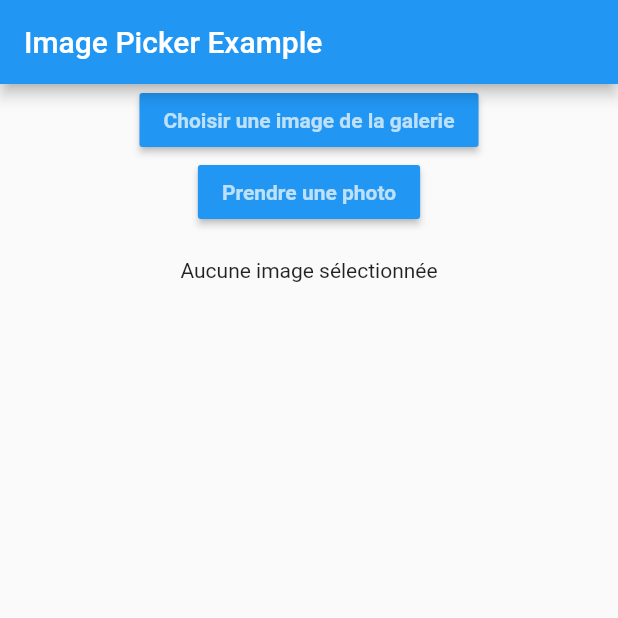
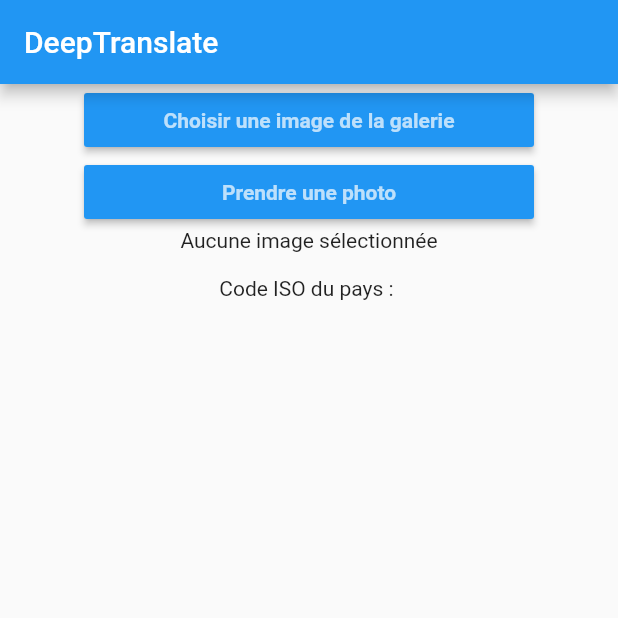
Before and after one commit to DisobeYCH/translate, a Flutter app: the screen it shows after launch, after a tap on "Choisir une image de la galerie", on a phone screen of 412 x 824 dp, the top half of it. Run offline on Flutter 3.47's test engine with Material 2 defaults, Android fonts, the phone set to English and light mode, and no system bars; our stand-ins replace geocoding, geolocator, image_picker, permission_handler; missing offline and left inert: google_ml_kit.

Commit message:
version stable GPS

```diff
--- a/translatev4/lib/main.dart
+++ b/translatev4/lib/main.dart
@@ -18,7 +18,7 @@
       theme: ThemeData(
         primarySwatch: Colors.blue,
       ),
-      home: const MyHomePage(title: 'Flutter Demo Home Page'),
+      home: const MyHomePage(title: 'DeepTranslate'),
     );
   }
 }
--- a/translatev4/lib/screens/home_page.dart
+++ b/translatev4/lib/screens/home_page.dart
@@ -2,11 +2,10 @@
 
 import 'package:flutter/material.dart';
 import 'package:flutter/services.dart';
-import 'package:image_picker/image_picker.dart';
 import 'package:google_ml_kit/google_ml_kit.dart';
 import 'package:translatev4/services/translation_service.dart';
-import 'package:country_codes/country_codes.dart';
-
+import 'package:translatev4/services/location_service.dart';
+import 'package:translatev4/services/image_picker_service.dart';
 
 class MyHomePage extends StatefulWidget {
   const MyHomePage({Key? key, required this.title}) : super(key: key);
@@ -17,41 +16,18 @@
 }
 
 class _MyHomePageState extends State<MyHomePage> {
-
-
-
   File? image;
   String textResult = '';
-  String translatedText = ''; // Nouvelle variable pour le texte traduit
+  String translatedText = '';
   TextRecognizer textDetector = GoogleMlKit.vision.textRecognizer();
-  TranslationService translationService = TranslationService(); // Instance du service de traduction
+  TranslationService translationService = TranslationService();
+  LocationService locationService = LocationService();
+  String countryCode = '';
 
-  Future pickImage() async {
-    try {
-      final image = await ImagePicker().pickImage(source: ImageSource.gallery);
-      if (image == null) return;
-      final imageTemp = File(image.path);
-      setState(() => this.image = imageTemp);
-      await detectText();
-    } on PlatformException catch (e) {
-      print('Failed to pick image: $e');
-    }
-  }
-
-  Future pickImageC() async {
-    try {
-      final image = await ImagePicker().pickImage(source: ImageSource.camera);
-
-      if (image == null) return;
-
-      final imageTemp = File(image.path);
-
-      setState(() => this.image = imageTemp);
-
-      await detectText();
-    } on PlatformException catch (e) {
-      print('Failed to pick image: $e');
-    }
+  @override
+  void initState() {
+    super.initState();
+    getLocation();
   }
 
   Future<void> detectText() async {
@@ -70,7 +46,6 @@
       }
     }
 
-    // Appeler la méthode de traduction
     await translateText();
 
     setState(() {});
@@ -80,6 +55,13 @@
     final translatedText = await translationService.translateText(textResult);
     setState(() {
       this.translatedText = translatedText;
+    });
+  }
+
+  Future<void> getLocation() async {
+    String countryCode = await locationService.getCountryCode();
+    setState(() {
+      this.countryCode = countryCode;
     });
   }
 
@@ -93,38 +75,45 @@
   Widget build(BuildContext context) {
     return Scaffold(
       appBar: AppBar(
-        title: const Text("Image Picker Example"),
+        title: Text(widget.title),
       ),
       body: SingleChildScrollView(
         child: Center(
           child: Column(
             children: [
-              MaterialButton(
-                color: Colors.blue,
-                child: const Text(
-                  "Choisir une image de la galerie",
-                  style: TextStyle(
-                      color: Colors.white70, fontWeight: FontWeight.bold),
+              SizedBox(
+                width: 300, // Remplacez la valeur par la largeur souhaitée
+                child: ImagePickerButton(
+                  onPressed: () async {
+                    final result =
+                        await ImagePickerService.pickImageFromGallery();
+                    setState(() {
+                      image = result;
+                    });
+                    await detectText();
+                  },
+                  label: 'Choisir une image de la galerie',
                 ),
-                onPressed: () {
-                  pickImage();
-                },
               ),
-              MaterialButton(
-                color: Colors.blue,
-                child: const Text(
-                  "Prendre une photo",
-                  style: TextStyle(
-                      color: Colors.white70, fontWeight: FontWeight.bold),
+              SizedBox(
+                width: 300, // Remplacez la valeur par la largeur souhaitée
+                child: ImagePickerButton(
+                  onPressed: () async {
+                    final result =
+                        await ImagePickerService.pickImageFromCamera();
+                    setState(() {
+                      image = result;
+                    });
+                    await detectText();
+                  },
+                  label: 'Prendre une photo',
                 ),
-                onPressed: () {
-                  pickImageC();
-                },
               ),
-              SizedBox(height: 20,),
-              image != null ? Image.file(image!) : Text("Aucune image sélectionnée"),
-              SizedBox(height: 20,),
-              Text(translatedText), // Afficher le texte traduit
+              image != null
+                  ? Image.file(image!)
+                  : Text("Aucune image sélectionnée"),
+              Text(translatedText != '' ? translatedText : ''),
+              Text("Code ISO du pays : $countryCode"),
             ],
           ),
         ),
@@ -132,3 +121,28 @@
     );
   }
 }
+
+class ImagePickerButton extends StatelessWidget {
+  final VoidCallback onPressed;
+  final String label;
+
+  const ImagePickerButton({
+    required this.onPressed,
+    required this.label,
+  });
+
+  @override
+  Widget build(BuildContext context) {
+    return MaterialButton(
+      color: Colors.blue,
+      child: Text(
+        label,
+        style: TextStyle(
+          color: Colors.white70,
+          fontWeight: FontWeight.bold,
+        ),
+      ),
+      onPressed: onPressed,
+    );
+  }
+}
--- /dev/null
+++ b/translatev4/lib/services/image_picker_service.dart
@@ -0,0 +1,28 @@
+import 'dart:io';
+import 'package:image_picker/image_picker.dart';
+
+class ImagePickerService {
+  static Future<File?> pickImageFromGallery() async {
+    try {
+      final image = await ImagePicker().pickImage(source: ImageSource.gallery);
+      if (image == null) return null;
+      final imageFile = File(image.path);
+      return imageFile;
+    } catch (e) {
+      print('Failed to pick image from gallery: $e');
+      return null;
+    }
+  }
+
+  static Future<File?> pickImageFromCamera() async {
+    try {
+      final image = await ImagePicker().pickImage(source: ImageSource.camera);
+      if (image == null) return null;
+      final imageFile = File(image.path);
+      return imageFile;
+    } catch (e) {
+      print('Failed to pick image from camera: $e');
+      return null;
+    }
+  }
+}
--- /dev/null
+++ b/translatev4/lib/services/location_service.dart
@@ -0,0 +1,43 @@
+import 'package:geocoding/geocoding.dart';
+import 'package:geolocator/geolocator.dart';
+import 'package:permission_handler/permission_handler.dart';
+
+class LocationService {
+  Future<String> getCountryCode() async {
+    String countryCode = '';
+
+    PermissionStatus status = await Permission.locationWhenInUse.request();
+    if (status.isGranted) {
+      Position? position;
+      List<Placemark> placemarks = [];
+
+      try {
+        position = await Geolocator.getCurrentPosition(
+          desiredAccuracy: LocationAccuracy.high,
+        );
+      } catch (e) {
+        print('Failed to get location: $e');
+      }
+
+      if (position != null) {
+        try {
+          placemarks = await placemarkFromCoordinates(
+            position.latitude,
+            position.longitude,
+          );
+        } catch (e) {
+          print('Failed to get placemarks: $e');
+        }
+
+        if (placemarks.isNotEmpty) {
+          Placemark placemark = placemarks[0];
+          countryCode = placemark.isoCountryCode ?? '';
+        }
+      }
+    } else {
+      print('Location permission denied');
+    }
+
+    return countryCode;
+  }
+}
--- a/translatev4/pubspec.yaml
+++ b/translatev4/pubspec.yaml
@@ -41,6 +41,10 @@
   image_picker: ^0.8.7+5
   google_ml_kit: ^0.13.0
   country_codes: ^2.2.0
+  geolocator: ^9.0.2
+  geocoding: ^2.1.0
+  permission_handler: ^10.2.0
+
 
 dev_dependencies:
   flutter_test:
```
Also changed, not shown: translatev4/pubspec.lock, 4 other files.
